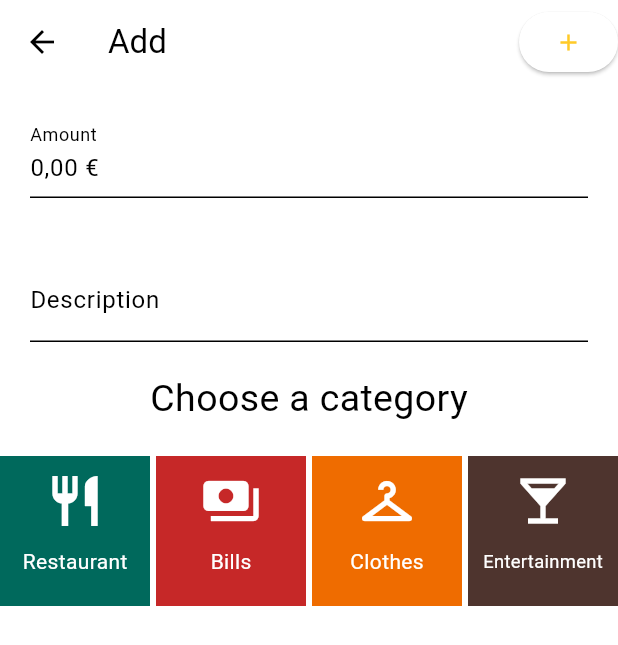
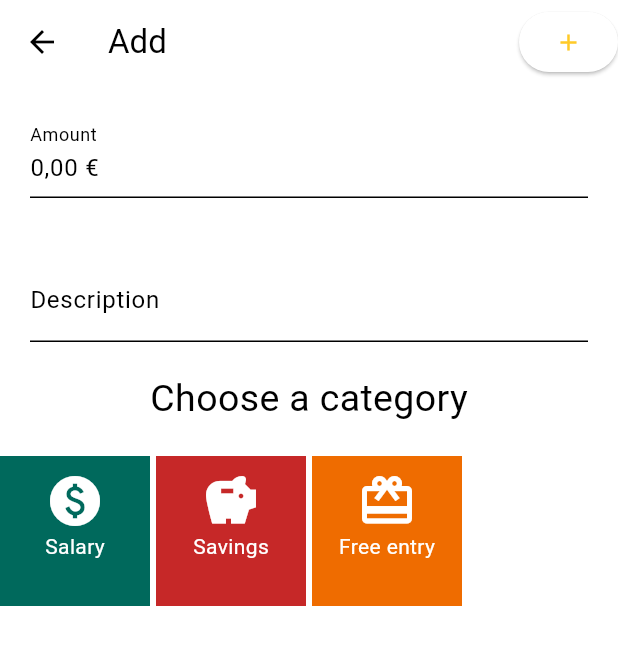
Before and after one commit to lucagaetani/money-up-down, a Flutter app: the screen it shows after launch, after a tap on the "add" icon, on a phone screen of 412 x 824 dp. Shown: the top 645 px of the screen. Run offline on Flutter 3.47's test engine with Material 3 defaults, Android fonts, the phone set to English and light mode, and no system bars; our stand-ins replace currency_text_input_formatter.

Commit message:
Main page, add, remove finished

```diff
--- a/frontend/lib/components/add_remove_page.dart
+++ b/frontend/lib/components/add_remove_page.dart
@@ -13,6 +13,7 @@ class AddRemovePage extends StatefulWidget {
 }
 
 class _AddRemovePage extends State<AddRemovePage> {
+  int selectedCategoryIndex = -1;
   bool dark = true;
   final CurrencyTextInputFormatter _formatter = CurrencyTextInputFormatter(
     locale: 'eu',
@@ -21,18 +22,114 @@ class _AddRemovePage extends State<AddRemovePage> {
   );
    @override
   Widget build(BuildContext context) {
+    List<InkWell> categoriesToRemove = [
+        InkWell(
+        onTap: () {
+          setState(() {
+            selectedCategoryIndex = 0;
+          });
+        },
+        child: Category(
+          title: "Restaurant",
+          color: Colors.teal[800],
+          icon: Icons.restaurant,
+          border: selectedCategoryIndex == 0 ? Border.all(width: 2.0) : null,
+        ),
+      ),
+      InkWell(
+        onTap: () {
+          setState(() {
+            selectedCategoryIndex = 1;
+          });
+        },
+        child: Category(
+          title: "Bills",
+          color: Colors.red[800],
+          icon: Icons.payments,
+          border: selectedCategoryIndex == 1 ? Border.all(width: 2.0) : null,
+        ),
+      ),
+      InkWell(
+        onTap: () {
+          setState(() {
+            selectedCategoryIndex = 2;
+          });
+        },
+        child: Category(
+          title: "Clothes",
+          color: Colors.orange[800],
+          icon: Icons.checkroom,
+          border: selectedCategoryIndex == 2 ? Border.all(width: 2.0) : null,
+        ),
+      ),
+      InkWell(
+        onTap: () {
+          setState(() {
+            selectedCategoryIndex = 3;
+          });
+        },
+        child: Category(
+          title: "Entertainment",
+          color: Colors.brown[800],
+          icon: Icons.local_bar,
+          border: selectedCategoryIndex == 3 ? Border.all(width: 2.0) : null,
+        ),
+      ),
+    ];
+
+    List<InkWell> categoriesToAdd = [
+        InkWell(
+        onTap: () {
+          setState(() {
+            selectedCategoryIndex = 0;
+          });
+        },
+        child: Category(
+          title: "Salary",
+          color: Colors.teal[800],
+          icon: Icons.paid,
+          border: selectedCategoryIndex == 0 ? Border.all(width: 2.0) : null,
+        ),
+      ),
+      InkWell(
+        onTap: () {
+          setState(() {
+            selectedCategoryIndex = 1;
+          });
+        },
+        child: Category(
+          title: "Savings",
+          color: Colors.red[800],
+          icon: Icons.savings,
+          border: selectedCategoryIndex == 1 ? Border.all(width: 2.0) : null,
+        ),
+      ),
+      InkWell(
+        onTap: () {
+          setState(() {
+            selectedCategoryIndex = 2;
+          });
+        },
+        child: Category(
+          title: "Free entry",
+          color: Colors.orange[800],
+          icon: Icons.redeem,
+          border: selectedCategoryIndex == 2 ? Border.all(width: 2.0) : null,
+        ),
+      ),
+    ];
 
     return Scaffold(
-      appBar:
-        AppBar(
+      appBar: AppBar(
         title: Text((widget.valueAddOrRemove == 0) ? "Add" : "Remove"),
         actions: [
           ElevatedButton(
-              style: ElevatedButton.styleFrom(),
             onPressed: () {
 
             },
-                child: widget.valueAddOrRemove == 0 ? Icon(Icons.add) : Icon(Icons.remove),
+            child: widget.valueAddOrRemove == 0
+                ? Icon(Icons.add)
+                : Icon(Icons.remove),
           ),
         ],
       ),
@@ -72,28 +169,7 @@ class _AddRemovePage extends State<AddRemovePage> {
               crossAxisCount: 4,
               crossAxisSpacing: 4,
               mainAxisSpacing: 4,
-              children: [
-                Category(
-                  title: "Restaurant",
-                  color: Colors.teal[800],
-                  icon: Icons.restaurant,
-                ),
-                Category(
-                  title: "Bills",
-                  color: Colors.red[800],
-                  icon: Icons.payments
-                ),
-                Category(
-                  title: "Clothes",
-                  color: Colors.orange[800],
-                  icon: Icons.checkroom,
-                ),
-                Category(
-                  title: "Entertainment",
-                  color: Colors.brown[800],
-                  icon: Icons.local_bar,
-                ),
-              ],
+              children: widget.valueAddOrRemove == 0 ? categoriesToAdd : categoriesToRemove,
             ),
           ),
         ],
--- a/frontend/lib/components/category.dart
+++ b/frontend/lib/components/category.dart
@@ -1,44 +1,30 @@
 import 'package:flutter/material.dart';
 
-class Category extends StatefulWidget {
+class Category extends StatelessWidget {
   final String title;
   final Color? color;
   final IconData? icon;
+  final Border? border;
 
-  Category({required this.title, required this.color, required this.icon});
-
-  @override
-  State createState() => _Category();
-}
-
-class _Category extends State<Category> {
+  Category({required this.title, required this.color, required this.icon, required this.border});
 
   @override
   Widget build(BuildContext context) {
-
-    return InkWell(
-      onTap: (){
-      },
-      child: Ink(
+    return Ink(
       padding: EdgeInsets.all(10),
       decoration: BoxDecoration(
+        border: border,
         shape: BoxShape.rectangle,
-            color: widget.color,
+        color: color,
       ),
       child: Column(
         children: [
-            Expanded(child: Icon(widget.icon, size: 40, color: Colors.white,)),
-            Expanded(
-              child: Center(child:
+          Icon(icon, size: 40, color: Colors.white),
           FittedBox(
             fit: BoxFit.fitWidth,
-                    child: Text(widget.title, style: TextStyle(color: Colors.white),
-                                    ),
-                  )
-              ),
+            child: Text(title, style: TextStyle(color: Colors.white),)
           ),
         ],
-        ),
       ),
     );
   }
--- a/frontend/lib/components/circle_money.dart
+++ b/frontend/lib/components/circle_money.dart
@@ -22,7 +22,7 @@ class _CircleMoney extends State<CircleMoney> {
         child:
           FittedBox(
             fit: BoxFit.fitWidth,
-            child: Text("10.999€", style: TextStyle(color: Theme.of(context).colorScheme.tertiary),)
+            child: Text("10.9999999€", style: TextStyle(color: Theme.of(context).colorScheme.tertiary),)
           ),
         ),
     );
--- /dev/null
+++ b/frontend/lib/components/expenses_page.dart
@@ -0,0 +1,19 @@
+import 'package:flutter/material.dart';
+import 'package:frontend/components/theme_provider.dart';
+import 'package:provider/provider.dart';
+
+class ExpensesPage extends StatefulWidget {
+  @override
+  State createState() => _ExpensesPage();
+}
+
+class _ExpensesPage extends State<ExpensesPage> {
+  bool dark = true;
+  @override
+  Widget build(BuildContext context) {
+
+    return Scaffold(
+      body: Center(child: Text("a"),)
+    );
+  }
+}
--- a/frontend/lib/components/home_page.dart
+++ b/frontend/lib/components/home_page.dart
@@ -1,6 +1,7 @@
 import 'package:flutter/material.dart';
 import 'package:frontend/components/add_remove_page.dart';
 import 'package:frontend/components/circle_money.dart';
+import 'package:frontend/components/expenses_page.dart';
 
 class HomePage extends StatelessWidget {
 
@@ -8,7 +9,9 @@ class HomePage extends StatelessWidget {
   Widget build(BuildContext context) {
     final style = ElevatedButton.styleFrom(padding: EdgeInsets.all(1));
 
-    return Container(
+    return PageView(
+      children: [
+        Container(
         color: Theme.of(context).colorScheme.background,
         child: Row(
             mainAxisAlignment: MainAxisAlignment.spaceEvenly,
@@ -33,6 +36,9 @@ class HomePage extends StatelessWidget {
                 )),
             ],
           ),
+      ),
+      ExpensesPage(),
+    ]
     );
   }
 }
```
Lines whose indentation alone changed are shown as unchanged.
